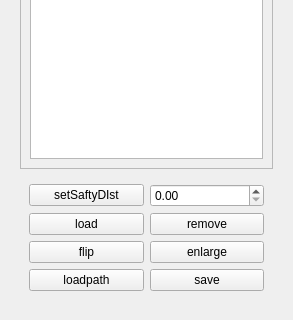
Old version of the form pathplanner.ui in the repository oliversssf2/ui_app; both pictures show x 0 to 293 and y 470 to 790 of the 293 by 790 pixel window.
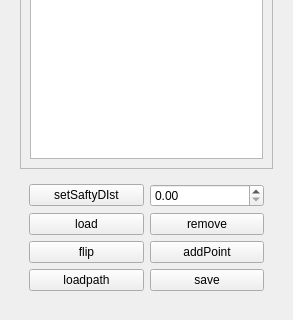
New version of the form.

Commit message: added function to add point manually

What changed in the file:
```diff
--- a/pathplanner.ui
+++ b/pathplanner.ui
@@ -201,7 +201,7 @@
          <item row="2" column="1">
           <widget class="QPushButton" name="enlargebutton">
            <property name="text">
-            <string>enlarge</string>
+            <string>addPoint</string>
            </property>
           </widget>
          </item>
```
Left out of the diff: 6 changed lines with no effect on the pictures. The commit also changes 8 other files.
